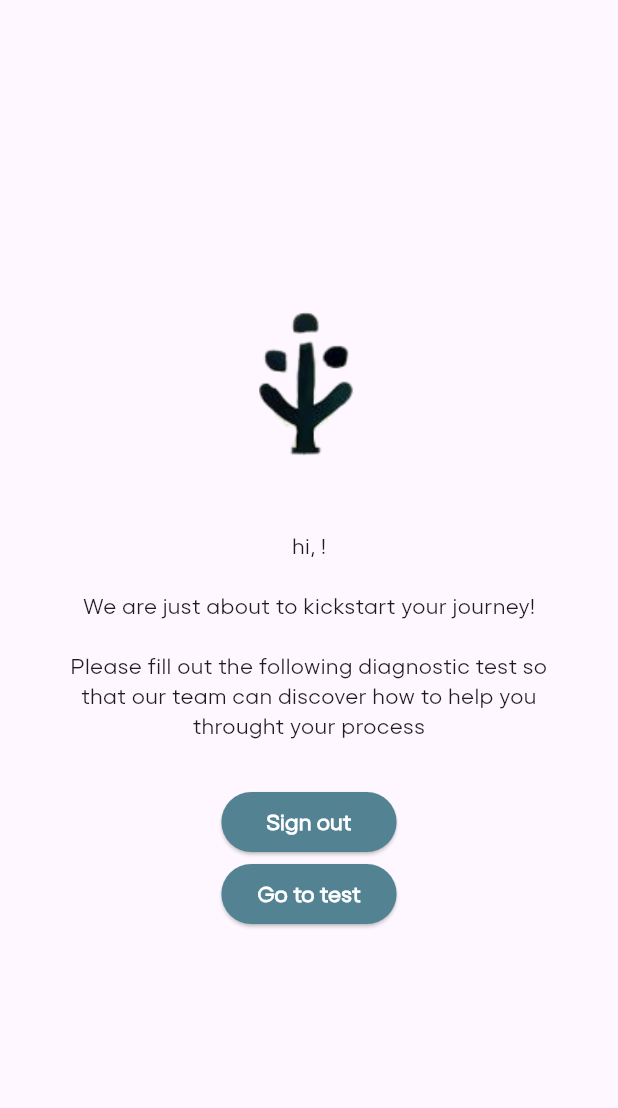
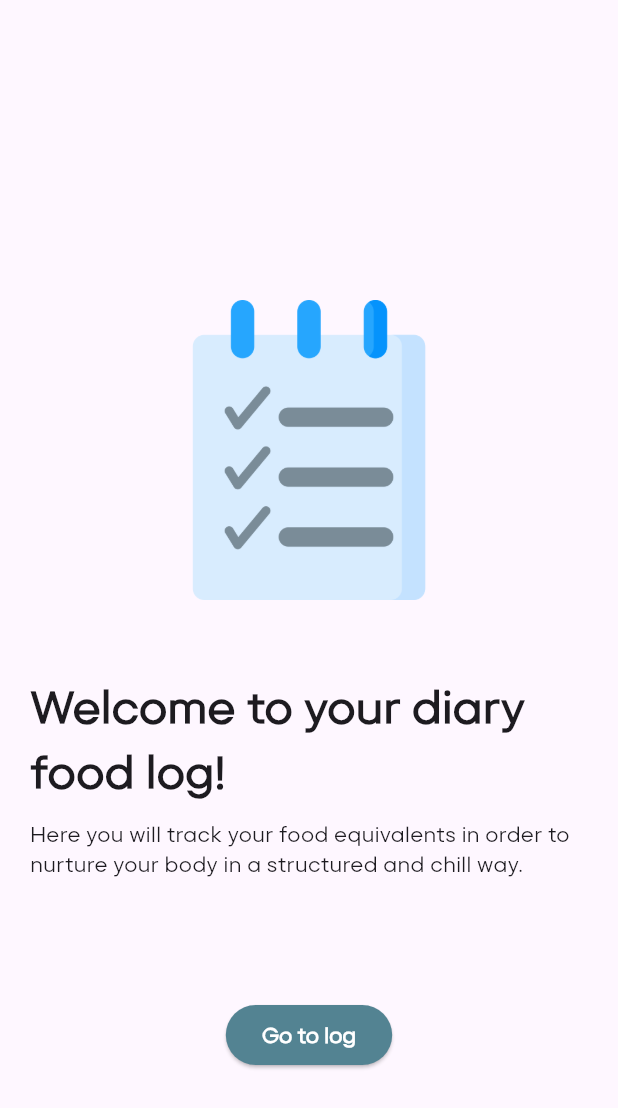
Before and after one commit to binivazqua/Willow, a Flutter app: the screen it shows once a user with an empty profile is signed in, on a phone screen of 412 x 824 dp. Shown: the top 1108 px of the screen. Run offline on Flutter 3.47's test engine with Material 3 defaults, Android fonts, the phone set to English and light mode, and no system bars; our stand-ins replace cloud_firestore, firebase_auth, firebase_core, flutter_rating_bar; missing offline and left inert: dart:ffi; accounts and stored records are empty; network calls fail.

Commit message:
food log intro page done

```diff
--- a/lib/auth/authVerif.dart
+++ b/lib/auth/authVerif.dart
@@ -1,5 +1,6 @@
 import 'package:bejoy/auth/loginPage.dart';
 import 'package:bejoy/auth/testing/logged.dart';
+import 'package:bejoy/pages/foodlog.dart';
 import 'package:firebase_auth/firebase_auth.dart';
 import 'package:flutter/material.dart';
 
@@ -14,7 +15,8 @@ class authVerif extends StatelessWidget {
         builder: (context, snapshot) {
           if (snapshot.hasData) {
             print('User signed in!');
-            return loggedPage();
+            //return loggedPage();
+            return foodlogPage();
           } else {
             print('User not signed in!');
             return loginPagee();
--- a/lib/auth/loginPage.dart
+++ b/lib/auth/loginPage.dart
@@ -1,4 +1,5 @@
 import 'package:bejoy/auth/registerPage.dart';
+import 'package:bejoy/auth/testing/logged.dart';
 import 'package:bejoy/components/logoTile.dart';
 import 'package:bejoy/components/textField.dart';
 import 'package:bejoy/design/colors/palette.dart';
@@ -17,9 +18,17 @@ class _loginPageeState extends State<loginPagee> {
   final _passwordController = TextEditingController();
 
   Future signInUser() async {
-    await FirebaseAuth.instance.signInWithEmailAndPassword(
-        email: _emailController.text.trim(),
-        password: _passwordController.text.trim());
+    try {
+      await FirebaseAuth.instance.signInWithEmailAndPassword(
+          email: _emailController.text.trim(),
+          password: _passwordController.text.trim());
+
+      MaterialPageRoute(builder: (context) => loggedPage());
+      print('User successfully signed in!');
+    } catch (error) {
+      print('Error signing in: $error');
+      return;
+    }
   }
 
   @override
--- /dev/null
+++ b/lib/pages/foodlog.dart
@@ -0,0 +1,46 @@
+import 'package:bejoy/components/userData/turquoiseButton.dart';
+import 'package:flutter/material.dart';
+
+class foodlogPage extends StatelessWidget {
+  const foodlogPage({super.key});
+
+  @override
+  Widget build(BuildContext context) {
+    return Scaffold(
+      body: Column(
+        mainAxisAlignment: MainAxisAlignment.start,
+        children: [
+          Padding(
+            padding: const EdgeInsets.only(top: 200, bottom: 50),
+            child: Image(
+                width: 200,
+                image: AssetImage(
+                    'lib/design/images/foodlog/lista-de-quehaceres.png')),
+          ),
+          Padding(
+              padding: const EdgeInsets.only(left: 20, right: 20),
+              child: Column(
+                children: [
+                  Text(
+                    'Welcome to your diary food log!',
+                    style: TextStyle(fontSize: 30, fontWeight: FontWeight.w700),
+                  ),
+                  SizedBox(
+                    height: 10,
+                  ),
+                  Text(
+                      'Here you will track your food equivalents in order to nurture your body in a structured and chill way.')
+                ],
+              )),
+          SizedBox(
+            height: 80,
+          ),
+          Turquoisebutton(
+            txt: 'Go to log',
+            op: () {},
+          ),
+        ],
+      ),
+    );
+  }
+}
--- a/pubspec.yaml
+++ b/pubspec.yaml
@@ -37,3 +37,4 @@ flutter:
     - lib/design/logos/kanji.png
     - lib/design/logos/willow_bw.png
     - lib/design/logos/willow_tree.png
+    - lib/design/images/foodlog/lista-de-quehaceres.png
```
Also changed, not shown: lib/design/images/foodlog/acai.png (added), lib/design/images/foodlog/almendras-sin-igual.png (added), lib/design/images/foodlog/carne.png (added), lib/design/images/foodlog/leche.png (added), lib/design/images/foodlog/lista-de-quehaceres.png (added), lib/design/images/foodlog/pan-de-molde.png (added), lib/design/images/foodlog/zanahoria.png (added).
